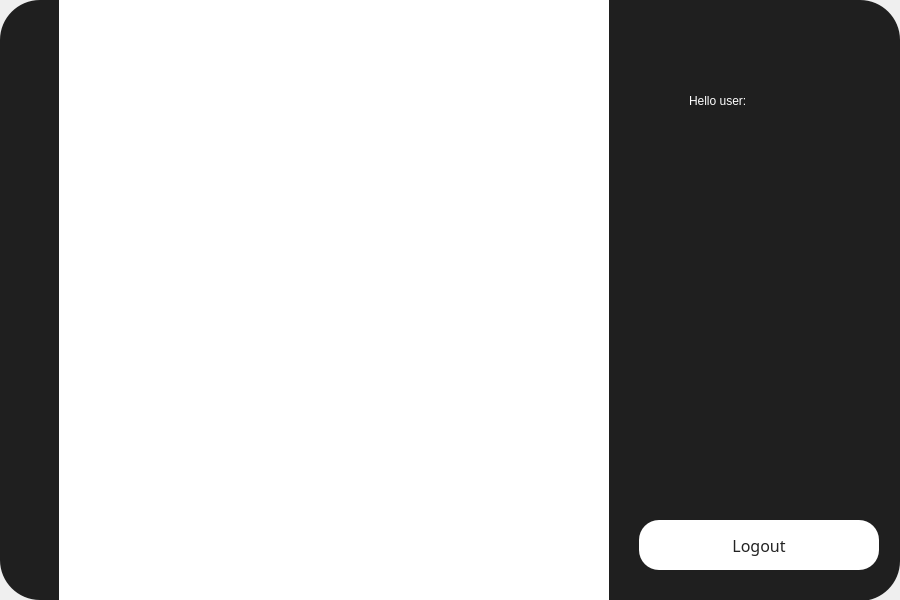
262094/Financify, file mainwindow.ui: the form before one commit.
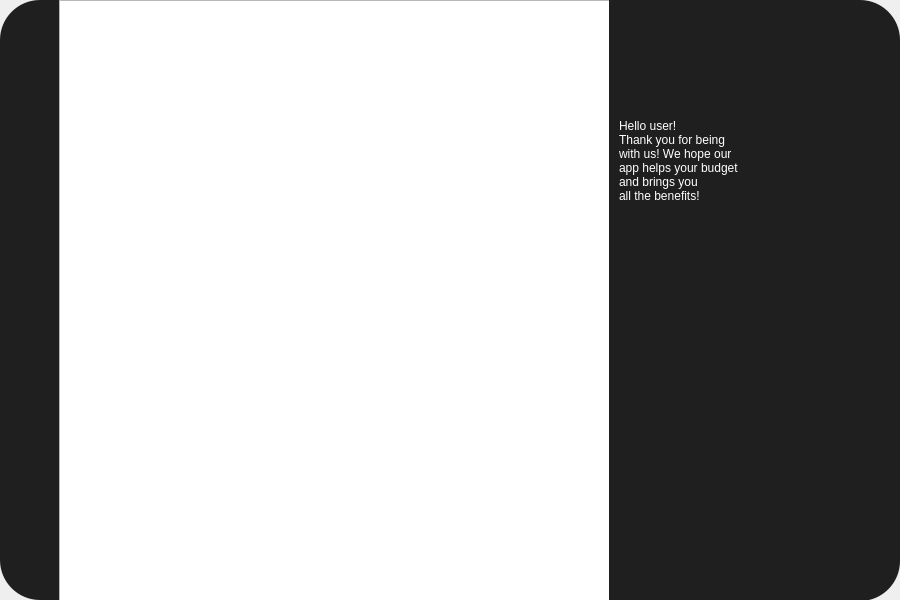
The form after the commit. The open tabs and pages were chosen to show the change. Icons and pictures are not drawn.

What changed in the file:
```diff
--- a/mainwindow.ui
+++ b/mainwindow.ui
@@ -2473,10 +2473,10 @@
         <widget class="QLabel" name="label_3">
          <property name="geometry">
           <rect>
-           <x>80</x>
-           <y>80</y>
-           <width>161</width>
-           <height>41</height>
+           <x>10</x>
+           <y>60</y>
+           <width>281</width>
+           <height>201</height>
           </rect>
          </property>
          <property name="styleSheet">
@@ -2484,47 +2484,31 @@
 color: rgb(255, 255, 255);</string>
          </property>
          <property name="text">
-          <string>Hello user:</string>
-         </property>
-        </widget>
-        <widget class="QPushButton" name="logout_button">
-         <property name="geometry">
-          <rect>
-           <x>30</x>
-           <y>520</y>
-           <width>240</width>
-           <height>50</height>
-          </rect>
-         </property>
-         <property name="font">
-          <font>
-           <family>Poppins</family>
-           <pointsize>12</pointsize>
-           <bold>false</bold>
-          </font>
-         </property>
-         <property name="styleSheet">
-          <string notr="true">QWidget#logout_button{
-	background-color: rgb(255, 255, 255);
-	border-radius:20px;
-	color: rgb(35,35,35);
-}
-
-QWidget#logout_button:hover{
-	background-color: rgb(170, 170, 170);
-	border-radius:20px;
-	color: rgb(35,35,35);
-}</string>
-         </property>
-         <property name="text">
-          <string>Logout</string>
-         </property>
-         <property name="flat">
-          <bool>true</bool>
+          <string>Hello user!
+Thank you for being
+with us! We hope our
+app helps your budget
+and brings you
+all the benefits!</string>
          </property>
         </widget>
        </widget>
       </widget>
+      <widget class="QGraphicsView" name="graphicsView_2">
+       <property name="geometry">
+        <rect>
+         <x>0</x>
+         <y>0</y>
+         <width>641</width>
+         <height>611</height>
+        </rect>
+       </property>
+       <property name="styleSheet">
+        <string notr="true">background-image: url(:/new/prefix1/icons/graph1.png);</string>
+       </property>
+      </widget>
+      <zorder>graphicsView_2</zorder>
+      <zorder>widget_8</zorder>
      </widget>
     </widget>
     <widget class="QWidget" name="hello_page">
```
Left out of the diff: 71 changed lines with no effect on the pictures.
